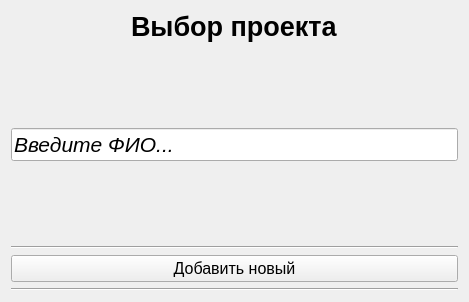
Before: the Qt Designer form expertreviewlib/projectchooser.ui in AndreyMlashkin/ExpertReview, drawn with Qt 5.
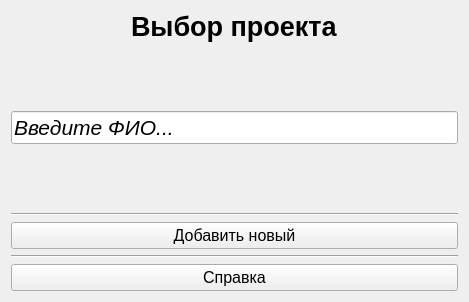
After: the same form once the commit is applied.

Commit message: Added button help in projects loader

Patch:
```diff
--- a/expertreviewlib/projectchooser.ui
+++ b/expertreviewlib/projectchooser.ui
@@ -119,6 +119,36 @@
      </property>
     </widget>
    </item>
+   <item>
+    <widget class="QPushButton" name="help">
+     <property name="sizePolicy">
+      <sizepolicy hsizetype="MinimumExpanding" vsizetype="Fixed">
+       <horstretch>0</horstretch>
+       <verstretch>0</verstretch>
+      </sizepolicy>
+     </property>
+     <property name="minimumSize">
+      <size>
+       <width>200</width>
+       <height>0</height>
+      </size>
+     </property>
+     <property name="sizeIncrement">
+      <size>
+       <width>0</width>
+       <height>0</height>
+      </size>
+     </property>
+     <property name="font">
+      <font>
+       <pointsize>12</pointsize>
+      </font>
+     </property>
+     <property name="text">
+      <string>Справка</string>
+     </property>
+    </widget>
+   </item>
   </layout>
  </widget>
  <resources/>
```
The commit also changes 2 other files.
